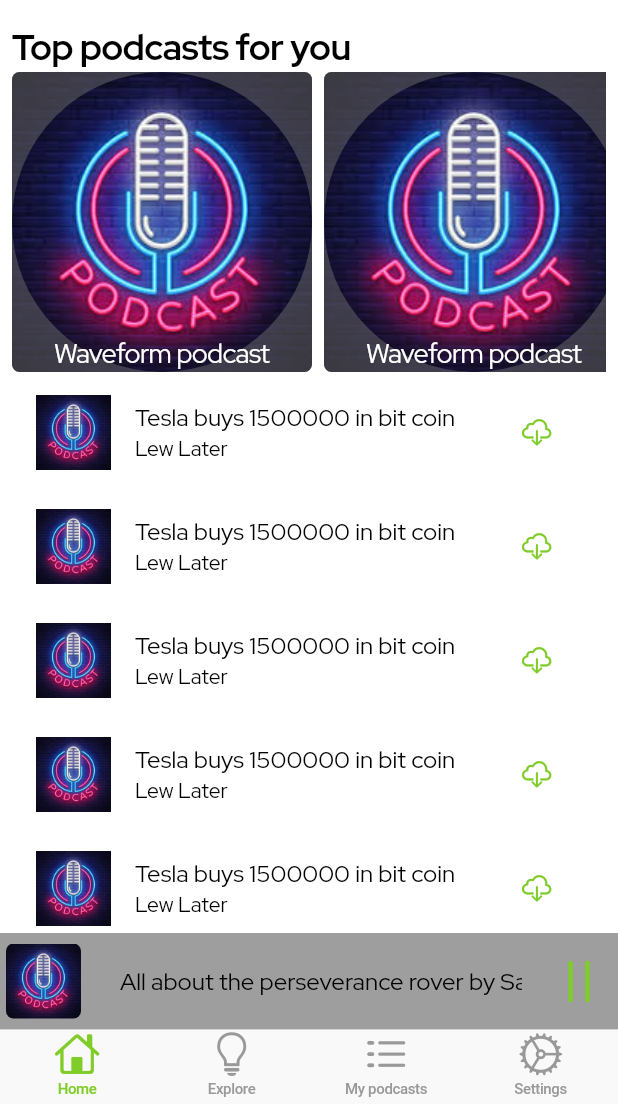
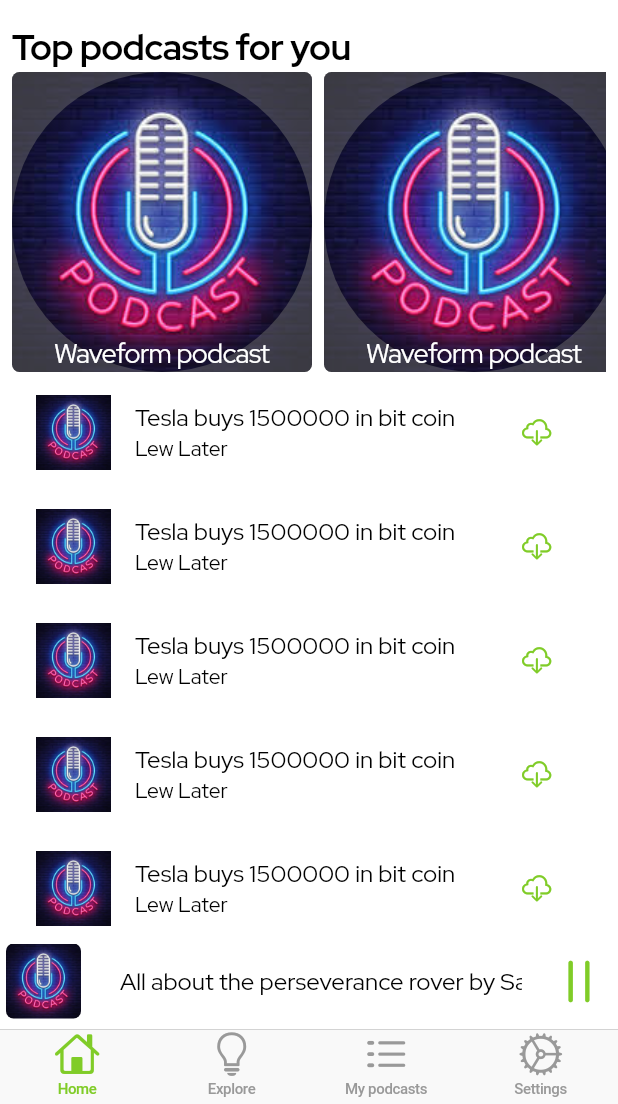
Before and after one commit to sam-baraka/podcastic, a Flutter app: the screen it shows after launch, on a phone screen of 412 x 824 dp, the part 132-1236 px from its top. Run offline on Flutter 3.47's test engine with Material 2 defaults, Android fonts, the phone set to English and light mode, and no system bars; drawn by our look-alikes of marquee; our stand-ins replace auto_route, google_fonts.

Commit message:
Fixed play now UI

```diff
--- a/lib/uis/home/home_page.dart
+++ b/lib/uis/home/home_page.dart
@@ -43,7 +43,9 @@ class HomePage extends StatelessWidget {
           right: 0,
           bottom: 50,
           child: Material(
-            color: Colors.grey,
+            color: CupertinoTheme.brightnessOf(context) == Brightness.dark
+                ? Colors.black87
+                : Colors.white,
             child: ListTile(
               contentPadding: EdgeInsets.all(4),
               leading: ClipRRect(
```
